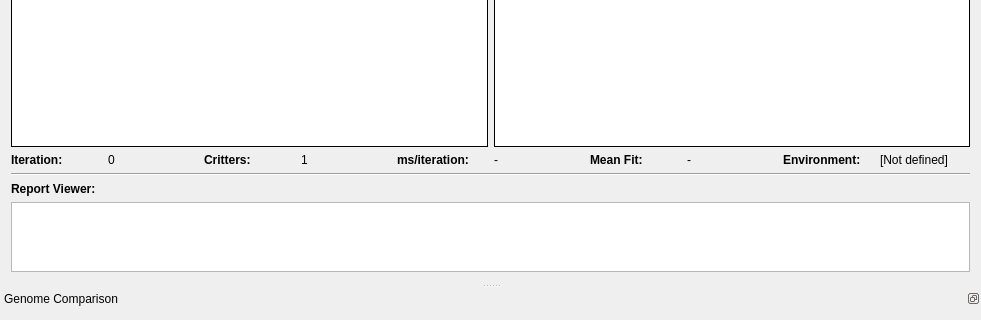
This is mainwindow.ui in marksutton/EvoSim as Qt 5 draws it before an edit; both pictures show x 0 to 981 and y 320 to 640 of the 981 by 781 pixel window. The edited form follows.
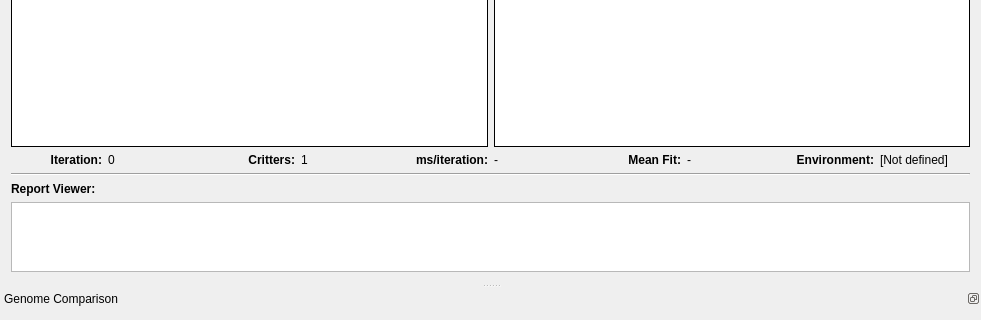
This is the edited form.

Commit message: Added %age to mean fitness Right aligned labels in statistics

Patch:
```diff
--- a/mainwindow.ui
+++ b/mainwindow.ui
@@ -136,6 +136,9 @@
         <property name="textFormat">
          <enum>Qt::AutoText</enum>
         </property>
+        <property name="alignment">
+         <set>Qt::AlignRight|Qt::AlignTrailing|Qt::AlignVCenter</set>
+        </property>
        </widget>
       </item>
       <item row="0" column="1">
@@ -150,6 +153,9 @@
         <property name="text">
          <string>&lt;b&gt;Critters:&lt;/b&gt;</string>
         </property>
+        <property name="alignment">
+         <set>Qt::AlignRight|Qt::AlignTrailing|Qt::AlignVCenter</set>
+        </property>
        </widget>
       </item>
       <item row="0" column="3">
@@ -164,6 +170,9 @@
         <property name="text">
          <string>&lt;b&gt;ms/iteration:&lt;/b&gt;</string>
         </property>
+        <property name="alignment">
+         <set>Qt::AlignRight|Qt::AlignTrailing|Qt::AlignVCenter</set>
+        </property>
        </widget>
       </item>
       <item row="0" column="5">
@@ -178,6 +187,9 @@
         <property name="text">
          <string>&lt;b&gt;Mean Fit:&lt;/b&gt;</string>
         </property>
+        <property name="alignment">
+         <set>Qt::AlignRight|Qt::AlignTrailing|Qt::AlignVCenter</set>
+        </property>
        </widget>
       </item>
       <item row="0" column="7">
@@ -192,6 +204,9 @@
         <property name="text">
          <string>&lt;b&gt;Environment:&lt;/b&gt;</string>
         </property>
+        <property name="alignment">
+         <set>Qt::AlignRight|Qt::AlignTrailing|Qt::AlignVCenter</set>
+        </property>
        </widget>
       </item>
       <item row="0" column="9">
```
The commit also changes 2 other files.
